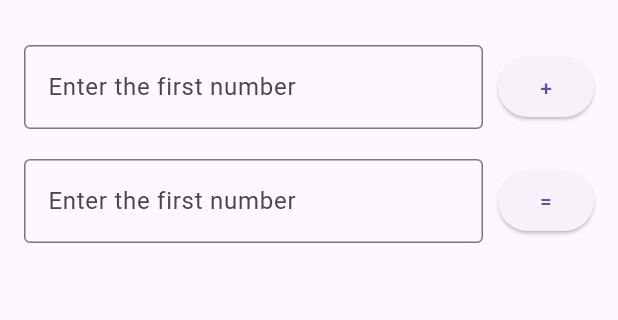
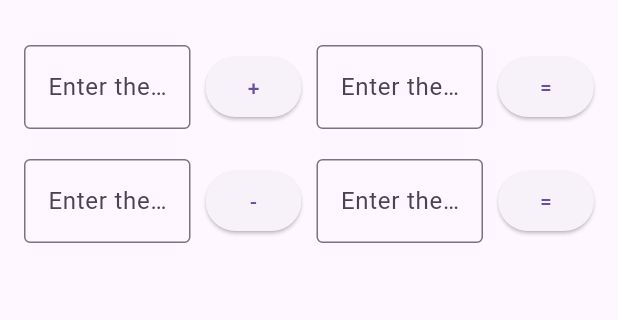
Before and after one commit to KALU56/friday_code_night, a Flutter app: the screen it shows after launch, on a phone screen of 412 x 824 dp, the part 63-383 px from its top. Run offline on Flutter 3.47's test engine with Material 3 defaults, Android fonts, the phone set to English and light mode, and no system bars.

Commit message:
refactor: update the ui

```diff
--- a/calculater/lib/main.dart
+++ b/calculater/lib/main.dart
@@ -43,16 +43,8 @@ class CalculaterUi extends StatelessWidget {
               onPressed: () {},
               child: const Text('+'),
             ),
-
-            ],
-
-
-            ),
-            const SizedBox(height: 20),
-
-             Row(
-              children:[
-                Expanded(
+            SizedBox(width: 10),
+            Expanded(
             child:
 
 
@@ -70,7 +62,50 @@ class CalculaterUi extends StatelessWidget {
               child: const Text('='),
             ),
 
-            ],
+            ],// children row 1
+
+
+            ),// row 1
+            const SizedBox(height: 20),
+            Row(
+              children:[
+                Expanded(
+            child:
+
+
+               TextField(
+            decoration: InputDecoration(
+              border: OutlineInputBorder(),
+              labelText: 'Enter the first number ',
+            ),
+               ),
+
+           ),
+           SizedBox(width: 10),
+            ElevatedButton(
+              onPressed: () {},
+              child: const Text('-'),
+            ),
+            SizedBox(width: 10),
+            Expanded(
+            child:
+
+
+               TextField(
+            decoration: InputDecoration(
+              border: OutlineInputBorder(),
+              labelText: 'Enter the first number ',
+            ),
+               ),
+
+           ),
+           SizedBox(width: 10),
+            ElevatedButton(
+              onPressed: () {},
+              child: const Text('='),
+            ),
+
+            ],// children row 1
 
 
             ),
```
